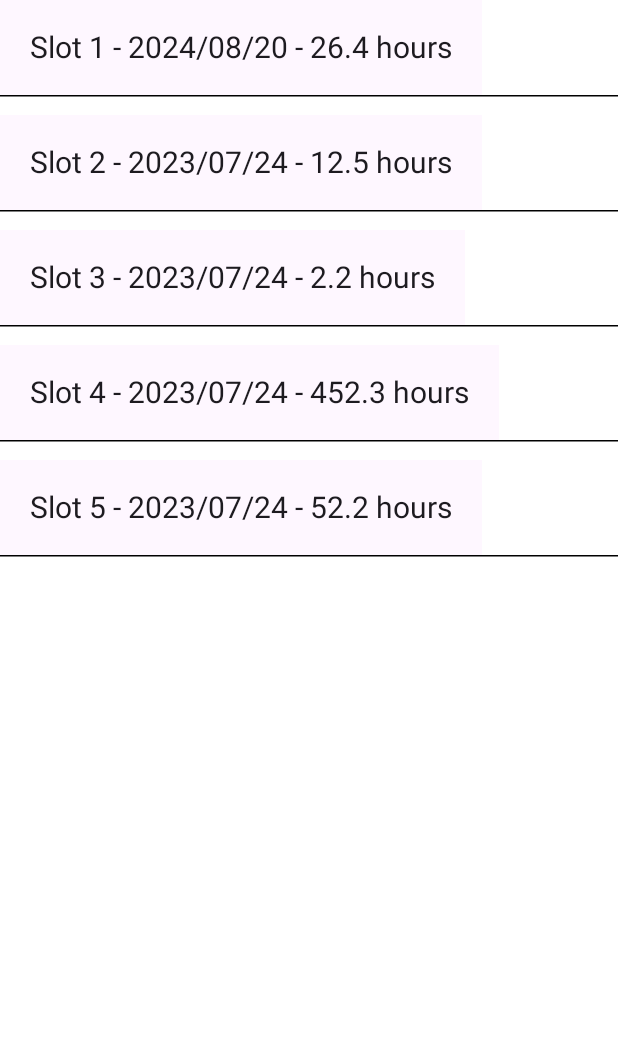
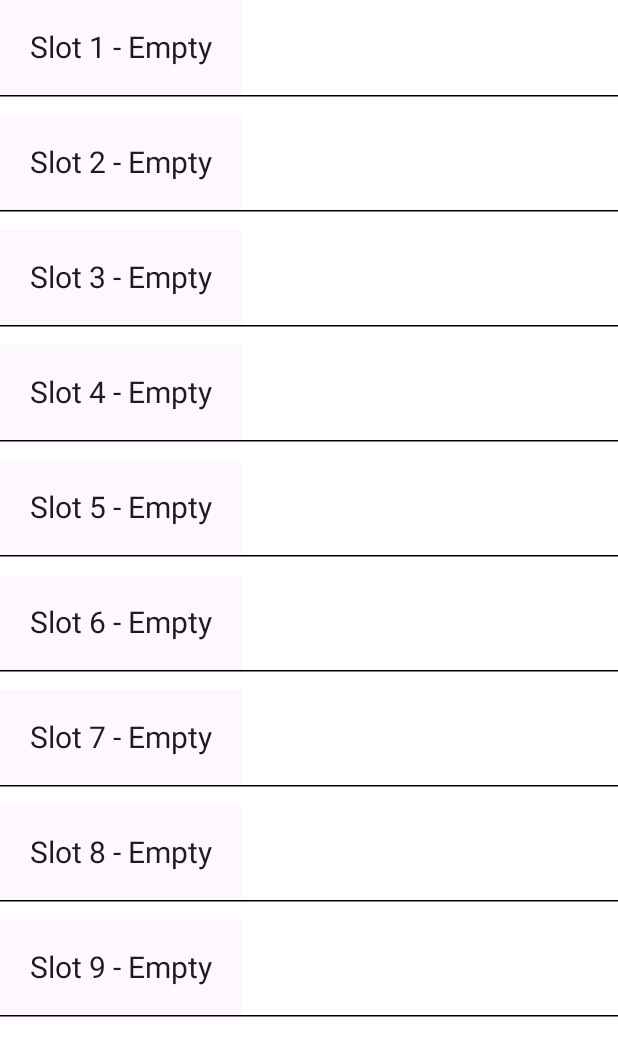
Before and after one commit to Callum5042/RetroGBm, an Android app built with Jetpack Compose: the SaveStateActivity screen opened directly, with no data from a screen before it, on a phone screen of 412 x 824 dp. Shown: the top 1056 px of the screen. Run offline under Robolectric (Android 15) with nearby library versions, the phone set to English and light mode, and no system bars.

Commit message:
Working save slots so far

```diff
--- a/Android/app/src/main/java/com/retrogbm/SaveStateActivity.kt
+++ b/Android/app/src/main/java/com/retrogbm/SaveStateActivity.kt
@@ -6,6 +6,7 @@ import android.content.Intent
 import android.os.Bundle
 import android.os.Environment
 import android.util.Log
+import android.widget.Toast
 import androidx.activity.ComponentActivity
 import androidx.activity.compose.setContent
 import androidx.compose.material3.Text
@@ -33,17 +34,36 @@ import androidx.compose.ui.graphics.Color
 import androidx.compose.ui.platform.LocalContext
 import androidx.compose.ui.unit.dp
 import androidx.compose.ui.unit.sp
+import java.io.File
 
 class SaveStateActivity : ComponentActivity() {
+
+    private var statetype: Int = -1
+
     override fun onCreate(savedInstanceState: Bundle?) {
         super.onCreate(savedInstanceState)
 
+        val romPath = intent.getStringExtra("RomTitle")
+        statetype = intent.getIntExtra("StateType", -1)
+
+        val type = if (statetype == 1) "Save" else "Load"
+        // Toast.makeText(this, "Type $type", Toast.LENGTH_SHORT).show()
+
         val medata = mutableListOf<SaveStateData>()
-        medata.add(SaveStateData(1, "2024/08/20", "26.4 hours"))
-        medata.add(SaveStateData(2, "2023/07/24", "12.5 hours"))
-        medata.add(SaveStateData(3, "2023/07/24", "2.2 hours"))
-        medata.add(SaveStateData(4, "2023/07/24", "452.3 hours"))
-        medata.add(SaveStateData(5, "2023/07/24", "52.2 hours"))
+
+        // Using the rom title try fetch 1-9 save-state files
+        for (i in 1..9) {
+
+            val path = getExternalFilesDir(Environment.DIRECTORY_DOCUMENTS)?.absolutePath!! + "/" + "${romPath}.slot${i}.state"
+            var file = File(path)
+
+            if (!file.exists()) {
+                medata.add(SaveStateData(i, "", "", statetype))
+                continue
+            }
+
+            medata.add(SaveStateData(i, "2024/08/21", "24 hours", statetype))
+        }
 
         setContent {
             LazyColumn(
@@ -51,7 +71,7 @@ class SaveStateActivity : ComponentActivity() {
             ) {
                 items(count = medata.size) { index ->
                     val item = medata[index]
-                    SaveStateSlotCard(SaveStateData(item.slot, item.dateModified, item.timePlayed))
+                    SaveStateSlotCard(SaveStateData(item.slot, item.dateModified, item.timePlayed, statetype))
                     HorizontalDivider(color = Color.Black)
                 }
             }
@@ -59,7 +79,7 @@ class SaveStateActivity : ComponentActivity() {
     }
 }
 
-data class SaveStateData(val slot: Int, val dateModified: String, val timePlayed: String)
+data class SaveStateData(val slot: Int, val dateModified: String, val timePlayed: String, val type: Int)
 
 @Composable
 fun SaveStateSlotCard(data: SaveStateData) {
@@ -69,6 +89,7 @@ fun SaveStateSlotCard(data: SaveStateData) {
     Surface(onClick = {
             val resultIntent = Intent().apply {
                 putExtra("Slot", data.slot)
+                putExtra("StateType", data.type)
             }
 
             context.setResult(Activity.RESULT_OK, resultIntent)
@@ -77,7 +98,12 @@ fun SaveStateSlotCard(data: SaveStateData) {
     ) {
         Row(modifier = Modifier.padding(all = 20.dp)) {
             Text(
-                "Slot ${data.slot} - ${data.dateModified} - ${data.timePlayed}",
+                if (data.dateModified.isEmpty() && data.timePlayed.isEmpty()) {
+                    "Slot ${data.slot} - Empty"
+                } else{
+                    "Slot ${data.slot} - ${data.dateModified} - ${data.timePlayed}"
+                },
+
                 fontSize = 20.sp
             )
         }
@@ -88,6 +114,6 @@ fun SaveStateSlotCard(data: SaveStateData) {
 @Composable
 fun PreviewMessageCard() {
     SaveStateSlotCard(
-        data = SaveStateData(1, "2024/08/20", "26.4 hours")
+        data = SaveStateData(1, "2024/08/20", "26.4 hours", 0)
     )
 }
```
Also changed, not shown: Android/app/src/main/java/com/retrogbm/MainActivity.kt (+42 -14 lines).
